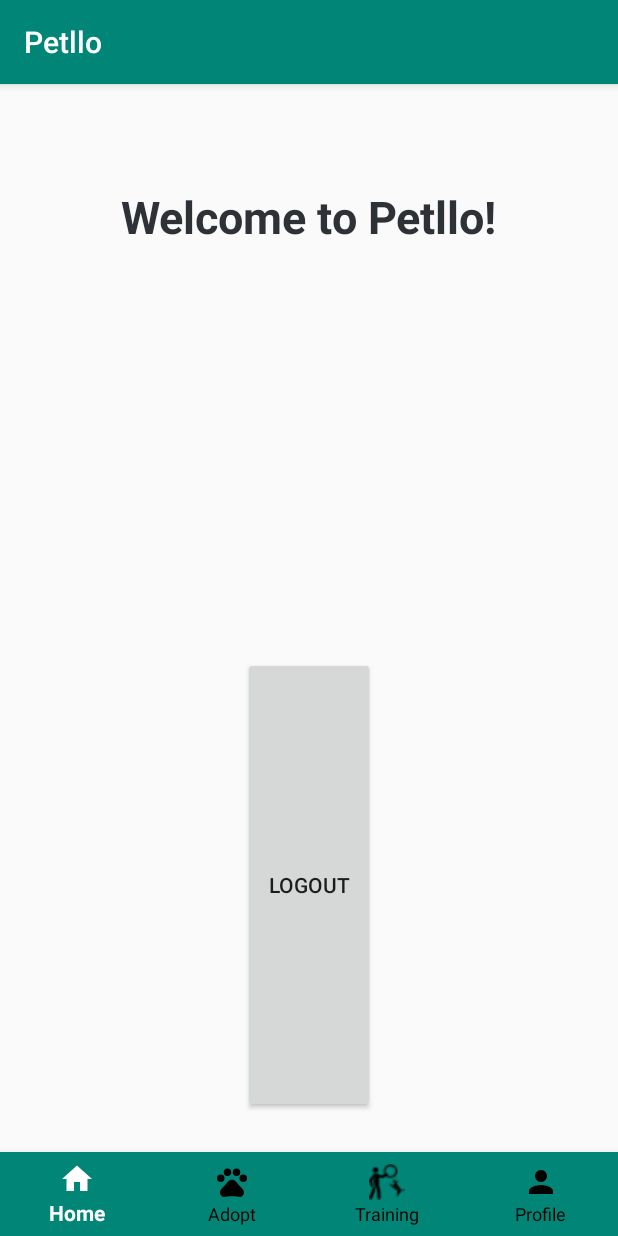
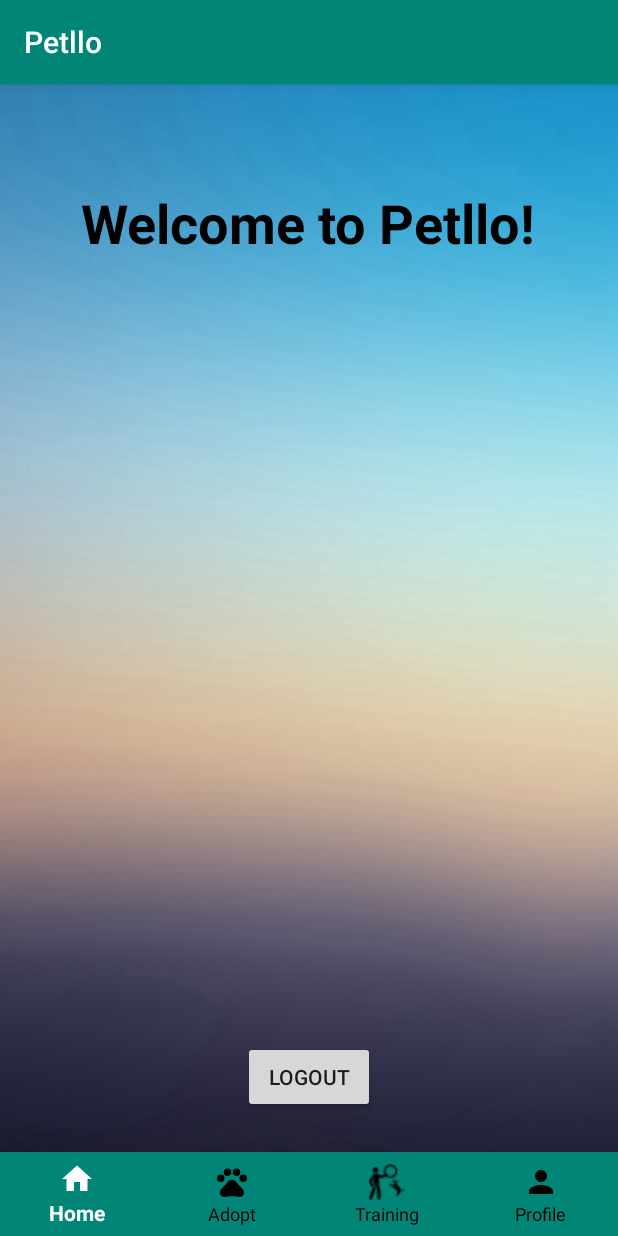
Before and after one commit to lookchunkuen/PetlloAssignment, an Android app: the HomeActivity screen opened directly, with no data from a screen before it, on a phone screen of 412 x 824 dp. Run offline under Robolectric (Android 15) with nearby library versions, the phone set to English and light mode, and no system bars; network calls fail; 1 statement that could not run was skipped.

Commit message:
Third Commit - small bug fix

```diff
--- a/app/src/main/res/layout/activity_home.xml
+++ b/app/src/main/res/layout/activity_home.xml
@@ -4,6 +4,7 @@
     xmlns:tools="http://schemas.android.com/tools"
     android:layout_width="match_parent"
     android:layout_height="match_parent"
+    android:background="@drawable/login_bg"
     tools:context=".HomeActivity">
 
     <android.support.design.widget.BottomNavigationView
@@ -25,8 +26,8 @@
         android:layout_centerHorizontal="true"
         android:layout_marginTop="68dp"
         android:text="@string/welcome"
-        android:textColor="@color/bg_register"
-        android:textSize="30sp"
+        android:textColor="@color/black"
+        android:textSize="36sp"
         android:textStyle="bold" />
 
     <TextView
@@ -36,17 +37,18 @@
         android:layout_alignParentTop="true"
         android:layout_centerHorizontal="true"
         android:layout_marginTop="123dp"
-        android:textSize="24sp" />
+        android:textColor="@color/black"
+        android:textSize="30sp"
+        android:textStyle="bold" />
 
     <Button
         android:id="@+id/button"
         android:layout_width="wrap_content"
         android:layout_height="wrap_content"
-        android:layout_below="@+id/textViewUsername"
         android:layout_alignParentBottom="true"
         android:layout_centerHorizontal="true"
-        android:layout_marginTop="226dp"
         android:layout_marginBottom="82dp"
+        android:onClick="Logout"
         android:text="@string/logout" />
 
 </RelativeLayout>
--- a/app/src/main/res/values/colors.xml
+++ b/app/src/main/res/values/colors.xml
@@ -2,7 +2,7 @@
 <resources>
     <color name="colorPrimary">#008577</color>
     <color name="colorPrimaryDark">#00574B</color>
-    <color name="colorAccent">#D81B60</color>
+    <color name="colorAccent">#d81b60</color>
 
     <color name="bg_login">#26ae90</color>
     <color name="bg_register">#2e3237</color>
```
Also changed, not shown: app/src/main/res/drawable/home_bg.jpg (added).
